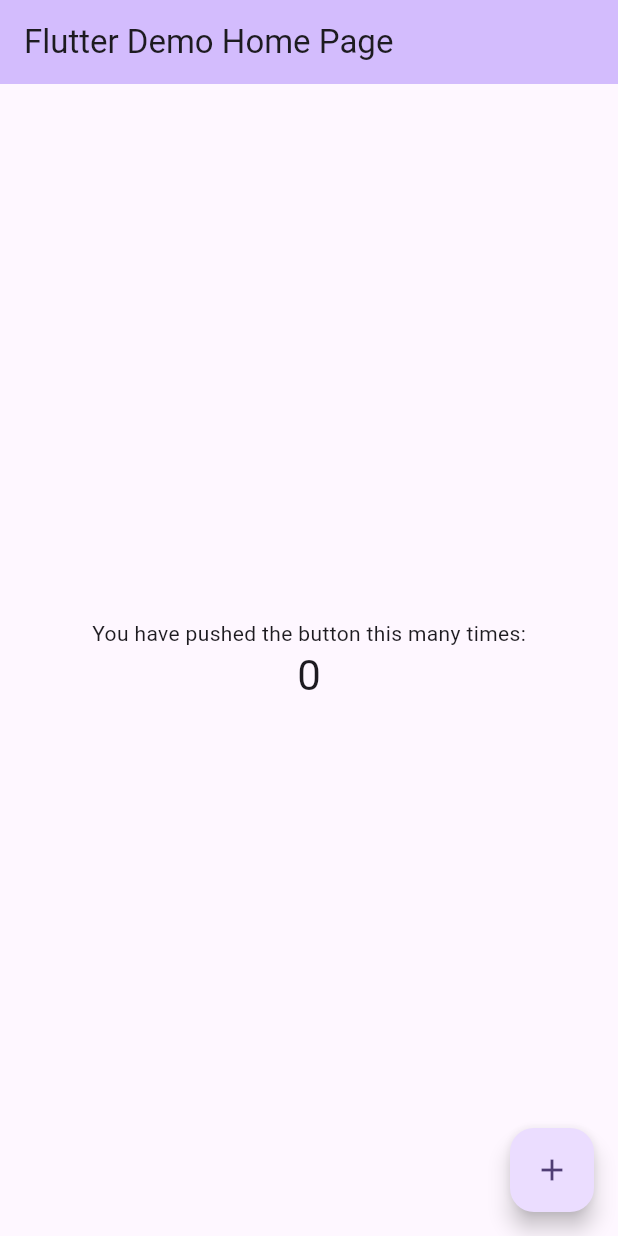
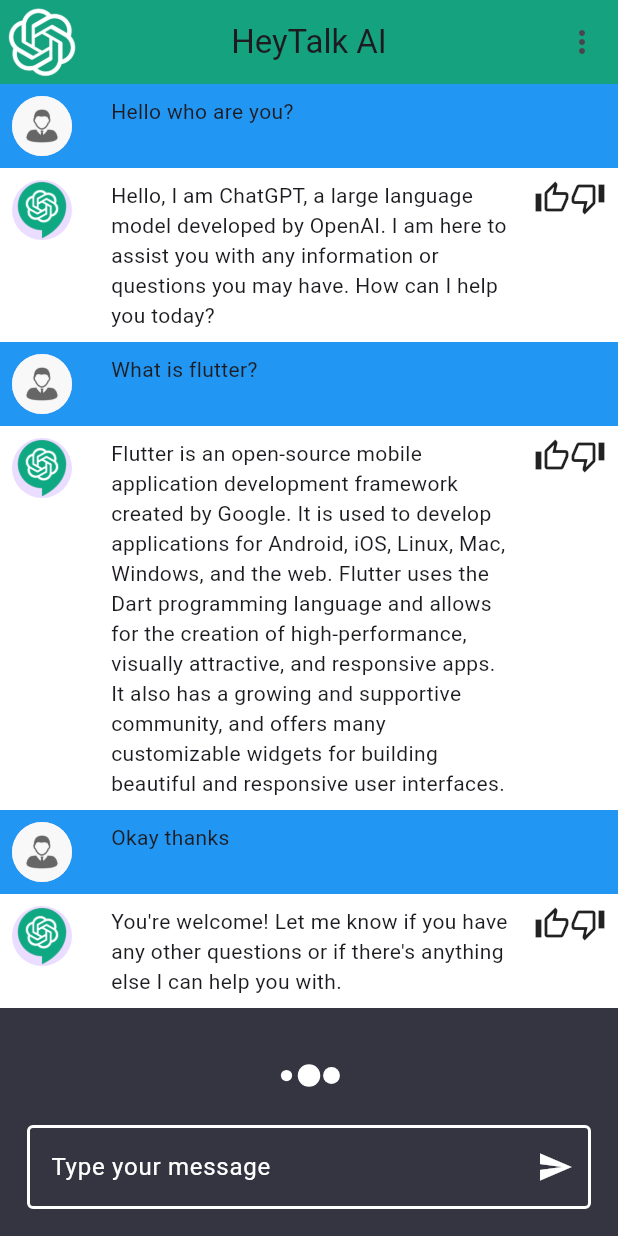
Before and after one commit to sahilpotdukhe/HeyTalkAI, a Flutter app: the screen it shows after launch, on a phone screen of 412 x 824 dp. Run offline on Flutter 3.47's test engine with Material 3 defaults, Android fonts, the phone set to English and light mode, and no system bars; our stand-ins replace flutter_spinkit, hexcolor.

Commit message:
UI of chat Screen and model Drop down

```diff
--- a/analysis_options.yaml
+++ b/analysis_options.yaml
@@ -21,6 +21,7 @@ linter:
   # `// ignore_for_file: name_of_lint` syntax on the line or in the file
   # producing the lint.
   rules:
+    prefer_const_constructors: false
     # avoid_print: false  # Uncomment to disable the `avoid_print` rule
     # prefer_single_quotes: true  # Uncomment to enable the `prefer_single_quotes` rule
 
--- /dev/null
+++ b/lib/Screens/ChatScreen.dart
@@ -0,0 +1,95 @@
+import 'package:flutter/material.dart';
+import 'package:flutter_spinkit/flutter_spinkit.dart';
+import 'package:hexcolor/hexcolor.dart';
+import 'package:heytalkai/Services/Services.dart';
+import 'package:heytalkai/Utilities/Constants.dart';
+import 'package:heytalkai/Widgets/ChatWidgets.dart';
+
+class ChatScreen extends StatefulWidget {
+  const ChatScreen({super.key});
+
+  @override
+  State<ChatScreen> createState() => _ChatScreenState();
+}
+
+class _ChatScreenState extends State<ChatScreen> {
+  TextEditingController textController = TextEditingController();
+  bool isTyping = true;
+
+  @override
+  Widget build(BuildContext context) {
+    return Scaffold(
+        appBar: AppBar(
+          title: Text("HeyTalk AI"),
+          leading: Image.asset('assets/openai_logo.jpg'),
+          centerTitle: true,
+          backgroundColor: HexColor('15A27F'),
+          actions: [
+            IconButton(
+                icon: Icon(Icons.more_vert),
+                onPressed: () {
+                  Services.showModalSheet(context: context);
+                })
+          ],
+        ),
+        body: Container(
+          color: scaffoldBackgroundColor,
+          child: Column(children: [
+            Flexible(
+              child: ListView.builder(
+                  itemCount: 6,
+                  itemBuilder: (context, index) {
+                    return ChatWidget(
+                      message: chatMessages[index]['msg'].toString(),
+                      index: int.parse(
+                          chatMessages[index]['chatIndex'].toString()),
+                    );
+                  }),
+            ),
+            (isTyping)
+                ? SpinKitThreeBounce(
+                    color: Colors.white,
+                    size: 30,
+                  )
+                : Container(),
+            Padding(
+              padding: const EdgeInsets.all(18.0),
+              child: TextField(
+                controller: textController,
+                decoration: InputDecoration(
+                    hintText: 'Message HeyTalkAI..',
+                    hintStyle: TextStyle(fontSize: 16, color: Colors.white),
+                    labelText: 'Type your message',
+                    floatingLabelStyle: TextStyle(
+                        fontSize: 18,
+                        fontWeight: FontWeight.w500,
+                        color: Colors.white),
+                    labelStyle: TextStyle(fontSize: 16, color: Colors.white),
+                    focusedBorder: OutlineInputBorder(
+                        borderSide: BorderSide(color: Colors.white, width: 2)),
+                    enabledBorder: OutlineInputBorder(
+                      borderSide: BorderSide(color: Colors.white, width: 2),
+                    ),
+                    suffixIcon: IconButton(
+                      icon: Icon(Icons.send),
+                      onPressed: () {
+                        print("Hello");
+                      },
+                      color: Colors.white,
+                    )),
+                keyboardType: TextInputType.name,
+                // validator: (value) {
+                //   if (value!.isEmpty) {
+                //     return 'Please Enter Name';
+                //   } else if (!RegExp(r'^[a-z A-Z]+$')
+                //       .hasMatch(value)) {
+                //     return 'Please enter a valid Name';
+                //   }
+                //   return null;
+                // },
+              ),
+            )
+          ]),
+        ));
+  }
+}
--- /dev/null
+++ b/lib/Utilities/Constants.dart
@@ -0,0 +1,51 @@
+import 'package:flutter/material.dart';
+
+Color scaffoldBackgroundColor = const Color(0xFF343541);
+Color cardColor = const Color(0xFF444654);
+
+final chatMessages = [
+  {
+    "msg": "Hello who are you?",
+    "chatIndex": 0,
+  },
+  {
+    "msg": "Hello, I am ChatGPT, a large language model developed by OpenAI. I am here to assist you with any information or questions you may have. How can I help you today?",
+    "chatIndex": 1,
+  },
+  {
+    "msg": "What is flutter?",
+    "chatIndex": 0,
+  },
+  {
+    "msg": "Flutter is an open-source mobile application development framework created by Google. It is used to develop applications for Android, iOS, Linux, Mac, Windows, and the web. Flutter uses the Dart programming language and allows for the creation of high-performance, visually attractive, and responsive apps. It also has a growing and supportive community, and offers many customizable widgets for building beautiful and responsive user interfaces.",
+    "chatIndex": 1,
+  },
+  {
+    "msg": "Okay thanks",
+    "chatIndex": 0,
+  },
+  {
+    "msg": "You're welcome! Let me know if you have any other questions or if there's anything else I can help you with.",
+    "chatIndex": 1,
+  },
+];
+
+List<String> models = [
+  'Model1',
+  'Model2',
+  'Model3',
+  'Model4',
+  'Model5',
+  'Model6',
+  'Model7',
+  'Model8',
+];
+
+List<DropdownMenuItem<String>>? get getModelItems {
+  List<DropdownMenuItem<String>>? modelItems =
+      List<DropdownMenuItem<String>>.generate(
+          models.length,
+          (index) => DropdownMenuItem(
+              value: models[index], child: Text(models[index])));
+  return modelItems;
+}
--- /dev/null
+++ b/lib/Widgets/ChatWidgets.dart
@@ -0,0 +1,52 @@
+import 'package:flutter/material.dart';
+
+class ChatWidget extends StatefulWidget {
+  final String message;
+  final int index;
+
+  const ChatWidget({super.key, required this.message, required this.index});
+
+  @override
+  State<ChatWidget> createState() => _ChatWidgetState();
+}
+
+class _ChatWidgetState extends State<ChatWidget> {
+  @override
+  Widget build(BuildContext context) {
+    return Container(
+      color: (widget.index == 0) ? Colors.blue : Colors.white,
+      child: Row(
+        crossAxisAlignment: CrossAxisAlignment.start,
+        children: [
+          Padding(
+            padding: EdgeInsets.all(8.0),
+            child: CircleAvatar(
+              backgroundImage: (widget.index == 0)
+                  ? AssetImage('assets/user.jpg')
+                  : AssetImage('assets/chat_logo.png'),
+            ),
+          ),
+          SizedBox(
+            width: 10,
+          ),
+          Expanded(
+              child: Padding(
+            padding: const EdgeInsets.all(8.0),
+            child: Text(widget.message),
+          )),
+          Padding(
+            padding: const EdgeInsets.all(8.0),
+            child: (widget.index == 0)
+                ? Container()
+                : Row(
+                    children: const [
+                      Icon(Icons.thumb_up_alt_outlined),
+                      Icon(Icons.thumb_down_alt_outlined)
+                    ],
+                  ),
+          )
+        ],
+      ),
+    );
+  }
+}
--- a/lib/main.dart
+++ b/lib/main.dart
@@ -1,4 +1,5 @@
 import 'package:flutter/material.dart';
+import 'package:heytalkai/Screens/ChatScreen.dart';
 
 void main() {
   runApp(const MyApp());
@@ -12,114 +13,12 @@ class MyApp extends StatelessWidget {
   Widget build(BuildContext context) {
     return MaterialApp(
       title: 'Flutter Demo',
+      debugShowCheckedModeBanner: false,
       theme: ThemeData(
-        // This is the theme of your application.
-        //
-        // TRY THIS: Try running your application with "flutter run". You'll see
-        // the application has a purple toolbar. Then, without quitting the app,
-        // try changing the seedColor in the colorScheme below to Colors.green
-        // and then invoke "hot reload" (save your changes or press the "hot
-        // reload" button in a Flutter-supported IDE, or press "r" if you used
-        // the command line to start the app).
-        //
-        // Notice that the counter didn't reset back to zero; the application
-        // state is not lost during the reload. To reset the state, use hot
-        // restart instead.
-        //
-        // This works for code too, not just values: Most code changes can be
-        // tested with just a hot reload.
         colorScheme: ColorScheme.fromSeed(seedColor: Colors.deepPurple),
         useMaterial3: true,
       ),
-      home: const MyHomePage(title: 'Flutter Demo Home Page'),
+      home: ChatScreen(),
     );
   }
 }
-
-class MyHomePage extends StatefulWidget {
-  const MyHomePage({super.key, required this.title});
-
-  // This widget is the home page of your application. It is stateful, meaning
-  // that it has a State object (defined below) that contains fields that affect
-  // how it looks.
-
-  // This class is the configuration for the state. It holds the values (in this
-  // case the title) provided by the parent (in this case the App widget) and
-  // used by the build method of the State. Fields in a Widget subclass are
-  // always marked "final".
-
-  final String title;
-
-  @override
-  State<MyHomePage> createState() => _MyHomePageState();
-}
-
-class _MyHomePageState extends State<MyHomePage> {
-  int _counter = 0;
-
-  void _incrementCounter() {
-    setState(() {
-      // This call to setState tells the Flutter framework that something has
-      // changed in this State, which causes it to rerun the build method below
-      // so that the display can reflect the updated values. If we changed
-      // _counter without calling setState(), then the build method would not be
-      // called again, and so nothing would appear to happen.
-      _counter++;
-    });
-  }
-
-  @override
-  Widget build(BuildContext context) {
-    // This method is rerun every time setState is called, for instance as done
-    // by the _incrementCounter method above.
-    //
-    // The Flutter framework has been optimized to make rerunning build methods
-    // fast, so that you can just rebuild anything that needs updating rather
-    // than having to individually change instances of widgets.
-    return Scaffold(
-      appBar: AppBar(
-        // TRY THIS: Try changing the color here to a specific color (to
-        // Colors.amber, perhaps?) and trigger a hot reload to see the AppBar
-        // change color while the other colors stay the same.
-        backgroundColor: Theme.of(context).colorScheme.inversePrimary,
-        // Here we take the value from the MyHomePage object that was created by
-        // the App.build method, and use it to set our appbar title.
-        title: Text(widget.title),
-      ),
-      body: Center(
-        // Center is a layout widget. It takes a single child and positions it
-        // in the middle of the parent.
-        child: Column(
-          // Column is also a layout widget. It takes a list of children and
-          // arranges them vertically. By default, it sizes itself to fit its
-          // children horizontally, and tries to be as tall as its parent.
-          //
-          // Column has various properties to control how it sizes itself and
-          // how it positions its children. Here we use mainAxisAlignment to
-          // center the children vertically; the main axis here is the vertical
-          // axis because Columns are vertical (the cross axis would be
-          // horizontal).
-          //
-          // TRY THIS: Invoke "debug painting" (choose the "Toggle Debug Paint"
-          // action in the IDE, or press "p" in the console), to see the
-          // wireframe for each widget.
-          mainAxisAlignment: MainAxisAlignment.center,
-          children: <Widget>[
-            const Text(
-              'You have pushed the button this many times:',
-            ),
-            Text(
-              '$_counter',
-              style: Theme.of(context).textTheme.headlineMedium,
-            ),
-          ],
-        ),
-      ),
-      floatingActionButton: FloatingActionButton(
-        onPressed: _incrementCounter,
-        tooltip: 'Increment',
-        child: const Icon(Icons.add),
-      ), // This trailing comma makes auto-formatting nicer for build methods.
-    );
-  }
-}
```
Also changed, not shown: lib/Services/Services.dart (added, +29 -0 lines), lib/Widgets/ModelsDropDown.dart (added, +25 -0 lines), pubspec.yaml (+7 -3 lines), assets/chat_logo.png (added), assets/openai_logo.jpg (added), assets/user.jpg (added), pubspec.lock.
